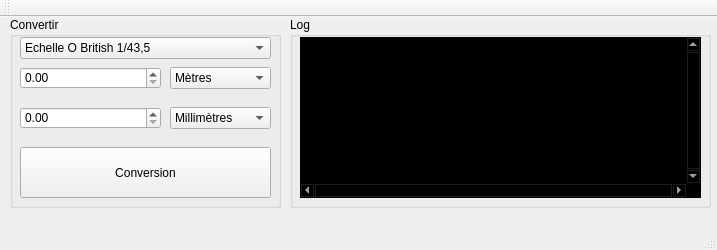
Old version of the form Konversion/konversionmainwin.ui in the repository Almisuifre/Qt-dev.
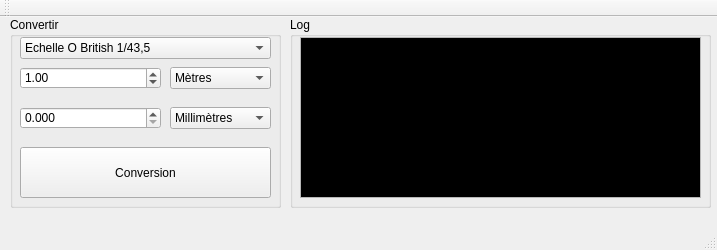
New version of the form.

The edit to the form file:
```diff
--- a/Konversion/konversionmainwin.ui
+++ b/Konversion/konversionmainwin.ui
@@ -85,6 +85,12 @@
        <height>22</height>
       </rect>
      </property>
+     <property name="decimals">
+      <number>2</number>
+     </property>
+     <property name="value">
+      <double>1.000000000000000</double>
+     </property>
     </widget>
     <widget class="QDoubleSpinBox" name="doubleSpinBox_2">
      <property name="geometry">
@@ -95,6 +101,9 @@
        <height>22</height>
       </rect>
      </property>
+     <property name="decimals">
+      <number>3</number>
+     </property>
     </widget>
     <widget class="QComboBox" name="Echelle">
      <property name="geometry">
@@ -182,7 +191,7 @@
     <property name="title">
      <string>Log</string>
     </property>
-    <widget class="QPlainTextEdit" name="Log">
+    <widget class="QTextEdit" name="Log">
      <property name="geometry">
       <rect>
        <x>10</x>
@@ -194,57 +203,12 @@
      <property name="palette">
       <palette>
        <active>
-        <colorrole role="WindowText">
-         <brush brushstyle="SolidPattern">
-          <color alpha="255">
-           <red>255</red>
-           <green>255</green>
-           <blue>255</blue>
-          </color>
-         </brush>
-        </colorrole>
-        <colorrole role="Button">
-         <brush brushstyle="SolidPattern">
-          <color alpha="255">
-           <red>0</red>
-           <green>0</green>
-           <blue>0</blue>
-          </color>
-         </brush>
-        </colorrole>
         <colorrole role="Light">
          <brush brushstyle="SolidPattern">
           <color alpha="255">
-           <red>0</red>
-           <green>0</green>
-           <blue>0</blue>
-          </color>
-         </brush>
-        </colorrole>
-        <colorrole role="Midlight">
-         <brush brushstyle="SolidPattern">
-          <color alpha="255">
-           <red>0</red>
-           <green>0</green>
-           <blue>0</blue>
-          </color>
-         </brush>
-        </colorrole>
-        <colorrole role="Dark">
-         <brush brushstyle="SolidPattern">
-          <color alpha="255">
-           <red>0</red>
-           <green>0</green>
-           <blue>0</blue>
-          </color>
-         </brush>
-        </colorrole>
-        <colorrole role="Mid">
-         <brush brushstyle="SolidPattern">
-          <color alpha="255">
-           <red>0</red>
-           <green>0</green>
-           <blue>0</blue>
+           <red>255</red>
+           <green>255</green>
+           <blue>255</blue>
           </color>
          </brush>
         </colorrole>
@@ -266,15 +230,6 @@
           </color>
          </brush>
         </colorrole>
-        <colorrole role="ButtonText">
-         <brush brushstyle="SolidPattern">
-          <color alpha="255">
-           <red>255</red>
-           <green>255</green>
-           <blue>255</blue>
-          </color>
-         </brush>
-        </colorrole>
         <colorrole role="Base">
          <brush brushstyle="SolidPattern">
           <color alpha="255">
@@ -284,104 +239,14 @@
           </color>
          </brush>
         </colorrole>
-        <colorrole role="Window">
-         <brush brushstyle="SolidPattern">
-          <color alpha="255">
-           <red>0</red>
-           <green>0</green>
-           <blue>0</blue>
-          </color>
-         </brush>
-        </colorrole>
-        <colorrole role="Shadow">
-         <brush brushstyle="SolidPattern">
-          <color alpha="255">
-           <red>0</red>
-           <green>0</green>
-           <blue>0</blue>
-          </color>
-         </brush>
-        </colorrole>
-        <colorrole role="AlternateBase">
-         <brush brushstyle="SolidPattern">
-          <color alpha="255">
-           <red>0</red>
-           <green>0</green>
-           <blue>0</blue>
-          </color>
-         </brush>
-        </colorrole>
-        <colorrole role="ToolTipBase">
-         <brush brushstyle="SolidPattern">
-          <color alpha="255">
-           <red>255</red>
-           <green>255</green>
-           <blue>220</blue>
-          </color>
-         </brush>
-        </colorrole>
-        <colorrole role="ToolTipText">
-         <brush brushstyle="SolidPattern">
-          <color alpha="255">
-           <red>0</red>
-           <green>0</green>
-           <blue>0</blue>
-          </color>
-         </brush>
-        </colorrole>
        </active>
        <inactive>
-        <colorrole role="WindowText">
-         <brush brushstyle="SolidPattern">
-          <color alpha="255">
-           <red>255</red>
-           <green>255</green>
-           <blue>255</blue>
-          </color>
-         </brush>
-        </colorrole>
-        <colorrole role="Button">
-         <brush brushstyle="SolidPattern">
-          <color alpha="255">
-           <red>0</red>
-           <green>0</green>
-           <blue>0</blue>
-          </color>
-         </brush>
-        </colorrole>
         <colorrole role="Light">
          <brush brushstyle="SolidPattern">
           <color alpha="255">
-           <red>0</red>
-           <green>0</green>
-           <blue>0</blue>
-          </color>
-         </brush>
-        </colorrole>
-        <colorrole role="Midlight">
-         <brush brushstyle="SolidPattern">
-          <color alpha="255">
-           <red>0</red>
-           <green>0</green>
-           <blue>0</blue>
-          </color>
-         </brush>
-        </colorrole>
-        <colorrole role="Dark">
-         <brush brushstyle="SolidPattern">
-          <color alpha="255">
-           <red>0</red>
-           <green>0</green>
-           <blue>0</blue>
-          </color>
-         </brush>
-        </colorrole>
-        <colorrole role="Mid">
-         <brush brushstyle="SolidPattern">
-          <color alpha="255">
-           <red>0</red>
-           <green>0</green>
-           <blue>0</blue>
+           <red>255</red>
+           <green>255</green>
+           <blue>255</blue>
           </color>
          </brush>
         </colorrole>
@@ -403,15 +268,6 @@
           </color>
          </brush>
         </colorrole>
-        <colorrole role="ButtonText">
-         <brush brushstyle="SolidPattern">
-          <color alpha="255">
-           <red>255</red>
-           <green>255</green>
-           <blue>255</blue>
-          </color>
-         </brush>
-        </colorrole>
         <colorrole role="Base">
          <brush brushstyle="SolidPattern">
           <color alpha="255">
@@ -421,113 +277,23 @@
           </color>
          </brush>
         </colorrole>
-        <colorrole role="Window">
-         <brush brushstyle="SolidPattern">
-          <color alpha="255">
-           <red>0</red>
-           <green>0</green>
-           <blue>0</blue>
-          </color>
-         </brush>
-        </colorrole>
-        <colorrole role="Shadow">
-         <brush brushstyle="SolidPattern">
-          <color alpha="255">
-           <red>0</red>
-           <green>0</green>
-           <blue>0</blue>
-          </color>
-         </brush>
-        </colorrole>
-        <colorrole role="AlternateBase">
-         <brush brushstyle="SolidPattern">
-          <color alpha="255">
-           <red>0</red>
-           <green>0</green>
-           <blue>0</blue>
-          </color>
-         </brush>
-        </colorrole>
-        <colorrole role="ToolTipBase">
-         <brush brushstyle="SolidPattern">
-          <color alpha="255">
-           <red>255</red>
-           <green>255</green>
-           <blue>220</blue>
-          </color>
-         </brush>
-        </colorrole>
-        <colorrole role="ToolTipText">
-         <brush brushstyle="SolidPattern">
-          <color alpha="255">
-           <red>0</red>
-           <green>0</green>
-           <blue>0</blue>
-          </color>
-         </brush>
-        </colorrole>
        </inactive>
        <disabled>
-        <colorrole role="WindowText">
-         <brush brushstyle="SolidPattern">
-          <color alpha="255">
-           <red>0</red>
-           <green>0</green>
-           <blue>0</blue>
-          </color>
-         </brush>
-        </colorrole>
-        <colorrole role="Button">
-         <brush brushstyle="SolidPattern">
-          <color alpha="255">
-           <red>0</red>
-           <green>0</green>
-           <blue>0</blue>
-          </color>
-         </brush>
-        </colorrole>
         <colorrole role="Light">
          <brush brushstyle="SolidPattern">
           <color alpha="255">
-           <red>0</red>
-           <green>0</green>
-           <blue>0</blue>
-          </color>
-         </brush>
-        </colorrole>
-        <colorrole role="Midlight">
-         <brush brushstyle="SolidPattern">
-          <color alpha="255">
-           <red>0</red>
-           <green>0</green>
-           <blue>0</blue>
-          </color>
-         </brush>
-        </colorrole>
-        <colorrole role="Dark">
-         <brush brushstyle="SolidPattern">
-          <color alpha="255">
-           <red>0</red>
-           <green>0</green>
-           <blue>0</blue>
-          </color>
-         </brush>
-        </colorrole>
-        <colorrole role="Mid">
-         <brush brushstyle="SolidPattern">
-          <color alpha="255">
-           <red>0</red>
-           <green>0</green>
-           <blue>0</blue>
+           <red>255</red>
+           <green>255</green>
+           <blue>255</blue>
           </color>
          </brush>
         </colorrole>
         <colorrole role="Text">
          <brush brushstyle="SolidPattern">
           <color alpha="255">
-           <red>0</red>
-           <green>0</green>
-           <blue>0</blue>
+           <red>120</red>
+           <green>120</green>
+           <blue>120</blue>
           </color>
          </brush>
         </colorrole>
@@ -540,89 +306,18 @@
           </color>
          </brush>
         </colorrole>
-        <colorrole role="ButtonText">
-         <brush brushstyle="SolidPattern">
-          <color alpha="255">
-           <red>0</red>
-           <green>0</green>
-           <blue>0</blue>
-          </color>
-         </brush>
-        </colorrole>
         <colorrole role="Base">
          <brush brushstyle="SolidPattern">
           <color alpha="255">
-           <red>0</red>
-           <green>0</green>
-           <blue>0</blue>
-          </color>
-         </brush>
-        </colorrole>
-        <colorrole role="Window">
-         <brush brushstyle="SolidPattern">
-          <color alpha="255">
-           <red>0</red>
-           <green>0</green>
-           <blue>0</blue>
-          </color>
-         </brush>
-        </colorrole>
-        <colorrole role="Shadow">
-         <brush brushstyle="SolidPattern">
-          <color alpha="255">
-           <red>0</red>
-           <green>0</green>
-           <blue>0</blue>
-          </color>
-         </brush>
-        </colorrole>
-        <colorrole role="AlternateBase">
-         <brush brushstyle="SolidPattern">
-          <color alpha="255">
-           <red>0</red>
-           <green>0</green>
-           <blue>0</blue>
-          </color>
-         </brush>
-        </colorrole>
-        <colorrole role="ToolTipBase">
-         <brush brushstyle="SolidPattern">
-          <color alpha="255">
-           <red>255</red>
-           <green>255</green>
-           <blue>220</blue>
-          </color>
-         </brush>
-        </colorrole>
-        <colorrole role="ToolTipText">
-         <brush brushstyle="SolidPattern">
-          <color alpha="255">
-           <red>0</red>
-           <green>0</green>
-           <blue>0</blue>
+           <red>240</red>
+           <green>240</green>
+           <blue>240</blue>
           </color>
          </brush>
         </colorrole>
        </disabled>
       </palette>
      </property>
-     <property name="font">
-      <font>
-       <pointsize>8</pointsize>
-       <weight>50</weight>
-       <bold>false</bold>
-       <kerning>true</kerning>
-      </font>
-     </property>
-     <property name="verticalScrollBarPolicy">
-      <enum>Qt::ScrollBarAlwaysOn</enum>
-     </property>
-     <property name="horizontalScrollBarPolicy">
-      <enum>Qt::ScrollBarAlwaysOn</enum>
-     </property>
-     <property name="plainText">
-      <string/>
-     </property>
     </widget>
    </widget>
   </widget>
```
Left out of the diff: 8 changed lines with no effect on the pictures.
